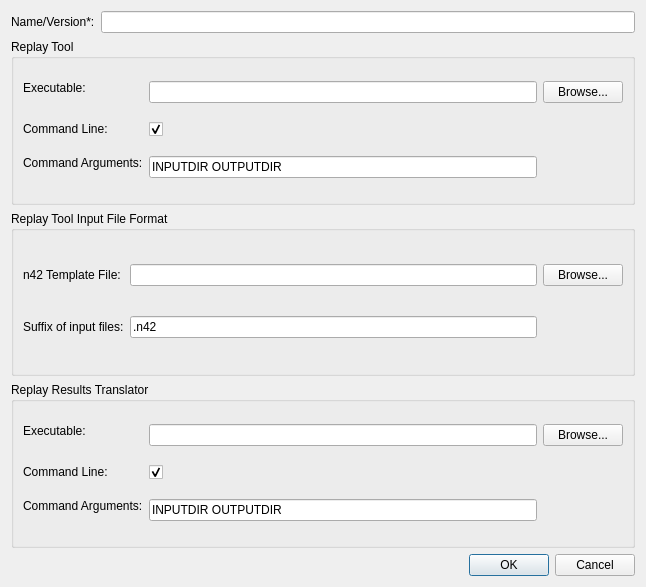
Qt form src/ui/new_replay_dialog.ui (LLNL/RASE) before a commit.
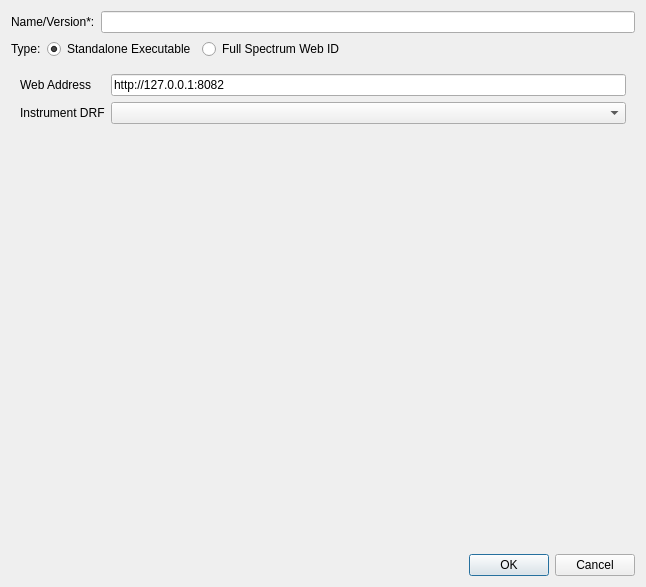
The same form after that commit. The open tabs and pages were chosen to show the change.

Patch:
```diff
--- a/src/ui/new_replay_dialog.ui
+++ b/src/ui/new_replay_dialog.ui
@@ -38,6 +38,54 @@
     </layout>
    </item>
    <item>
+    <layout class="QHBoxLayout" name="horizontalLayout">
+     <item>
+      <widget class="QLabel" name="label_2">
+       <property name="text">
+        <string>Type:</string>
+       </property>
+      </widget>
+     </item>
+     <item>
+      <widget class="QRadioButton" name="radioStandalone">
+       <property name="text">
+        <string>Standalone Executable</string>
+       </property>
+       <property name="checked">
+        <bool>true</bool>
+       </property>
+      </widget>
+     </item>
+     <item>
+      <widget class="QRadioButton" name="radioWeb">
+       <property name="text">
+        <string>Full Spectrum Web ID</string>
+       </property>
+      </widget>
+     </item>
+     <item>
+      <spacer name="horizontalSpacer">
+       <property name="orientation">
+        <enum>Qt::Horizontal</enum>
+       </property>
+       <property name="sizeHint" stdset="0">
+        <size>
+         <width>40</width>
+         <height>20</height>
+        </size>
+       </property>
+      </spacer>
+     </item>
+    </layout>
+   </item>
+   <item>
+    <widget class="QStackedWidget" name="stack">
+     <property name="currentIndex">
+      <number>0</number>
+     </property>
+     <widget class="QWidget" name="standaloneStackPage">
+      <layout class="QVBoxLayout" name="verticalLayout_2">
+       <item>
     <widget class="QGroupBox" name="groupBox_3">
      <property name="title">
       <string>Replay Tool</string>
@@ -247,6 +295,47 @@
      </layout>
     </widget>
    </item>
+      </layout>
+     </widget>
+     <widget class="QWidget" name="webStackPage">
+      <layout class="QFormLayout" name="formLayout">
+       <item row="0" column="0">
+        <widget class="QLabel" name="label_7">
+         <property name="text">
+          <string>Web Address</string>
+         </property>
+        </widget>
+       </item>
+       <item row="0" column="1">
+        <widget class="QLineEdit" name="txtWebAddress">
+         <property name="minimumSize">
+          <size>
+           <width>250</width>
+           <height>0</height>
+          </size>
+         </property>
+         <property name="text">
+          <string>http://127.0.0.1:8082</string>
+         </property>
+         <property name="cursorPosition">
+          <number>0</number>
+         </property>
+        </widget>
+       </item>
+       <item row="1" column="0">
+        <widget class="QLabel" name="label_10">
+         <property name="text">
+          <string>Instrument DRF</string>
+         </property>
+        </widget>
+       </item>
+       <item row="1" column="1">
+        <widget class="QComboBox" name="cmbDRFs"/>
+       </item>
+      </layout>
+     </widget>
+    </widget>
+   </item>
    <item>
     <widget class="QDialogButtonBox" name="buttonBox">
      <property name="orientation">
```
Left out of the diff: 4 changed lines with no effect on the pictures. Lines whose indentation alone changed are shown as unchanged.
